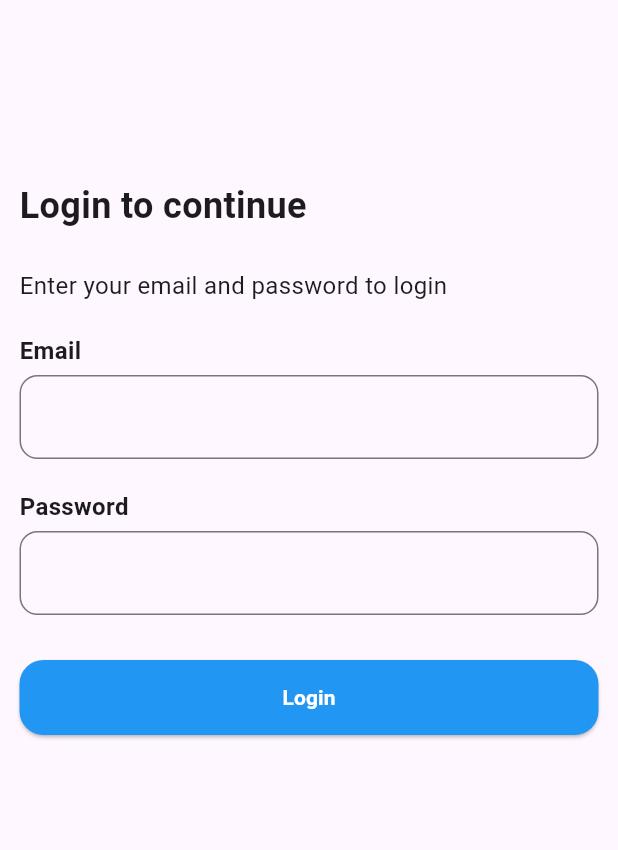
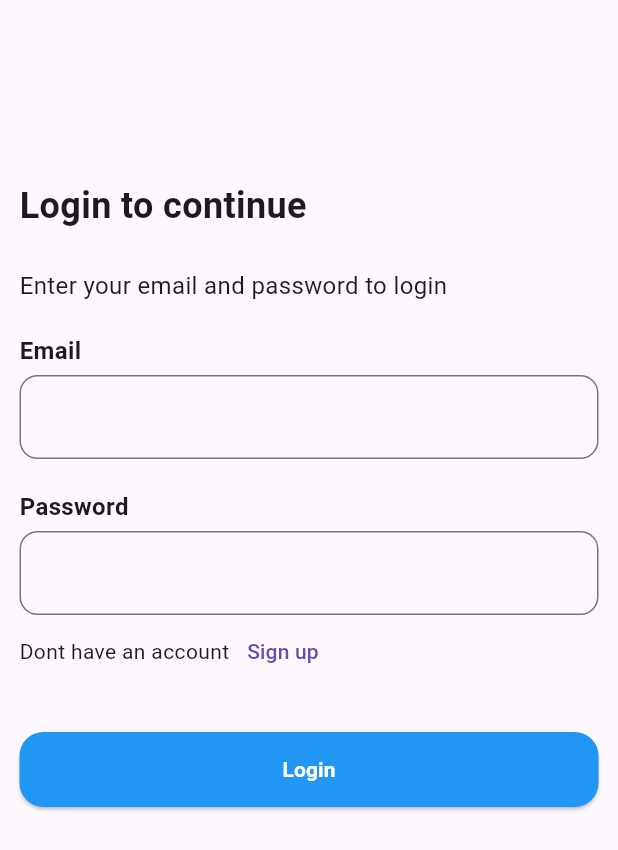
Before and after one commit to hamzaali163/Zee-Palm-Flutter-Developer-Task, a Flutter app: the screen it shows after launch, after a tap on "Login", on a phone screen of 412 x 824 dp. Shown: the top 850 px of the screen. Run offline on Flutter 3.47's test engine with Material 3 defaults, Android fonts, the phone set to English and light mode, and no system bars; our stand-ins replace cloud_firestore, firebase_auth, firebase_core, firebase_storage, image_picker, video_player; accounts and stored records are empty.

Commit message:
Flutter project

```diff
--- a/lib/view/auth/login_screen.dart
+++ b/lib/view/auth/login_screen.dart
@@ -2,6 +2,7 @@ import 'package:assesment_project/components/reusable_text_field.dart';
 import 'package:assesment_project/components/round_button.dart';
 import 'package:assesment_project/providers/login_vm.dart';
 import 'package:assesment_project/utils/generalutils.dart';
+import 'package:assesment_project/utils/routenames.dart';
 import 'package:flutter/material.dart';
 import 'package:provider/provider.dart';
 
@@ -36,12 +37,25 @@ class _LoginScreenState extends State<LoginScreen> {
                 CustomTextFormField(controller: vm.emailcontroller, labelText: "Email"),
                 SizedBox(height: 20),
                 Text("Password", style: TextStyle(fontSize: 16, fontWeight: FontWeight.bold)),
+
                 SizedBox(height: 5),
 
                 CustomTextFormField(controller: vm.passwordcontroller, labelText: "Password"),
+                Row(
+                  children: [
+                    Text('Dont have an account'),
+                    TextButton(
+                      onPressed: () {
+                        Navigator.pushNamed(context, RouteNames.signupscreen);
+                      },
+                      child: Text("Sign up"),
+                    ),
+                  ],
+                ),
                 SizedBox(height: 30),
                 RoundButton(
                   title: 'Login',
+                  isLoading: vm.loading,
                   onPressed: () {
                     if (vm.emailcontroller.text.isNotEmpty && vm.passwordcontroller.text.isNotEmpty) {
                       vm.login(context);
--- a/lib/view/auth/sign_up.dart
+++ b/lib/view/auth/sign_up.dart
@@ -62,6 +62,7 @@ class _SignUpScreenState extends State<SignUpScreen> {
                   ),
                 ),
                 RoundButton(
+                  isLoading: vm.loading,
                   title: 'Sign Up',
                   onPressed: () {
                     if (vm.emailcontroller.text.isNotEmpty && vm.passwordcontroller.text.isNotEmpty) {
```
Also changed, not shown: lib/providers/login_vm.dart (+9 -0 lines), lib/providers/signupvm.dart (+9 -0 lines), lib/view/home/upload_screen.dart (+16 -1 lines), firebase.json, 5 other files.
